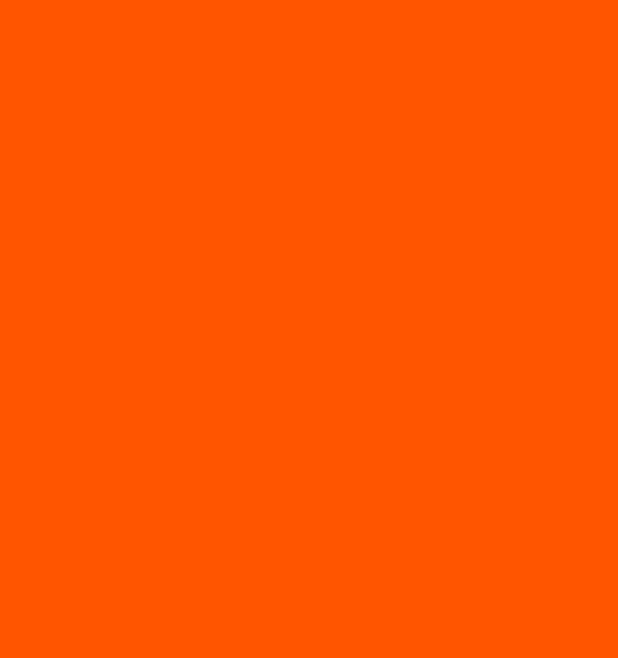
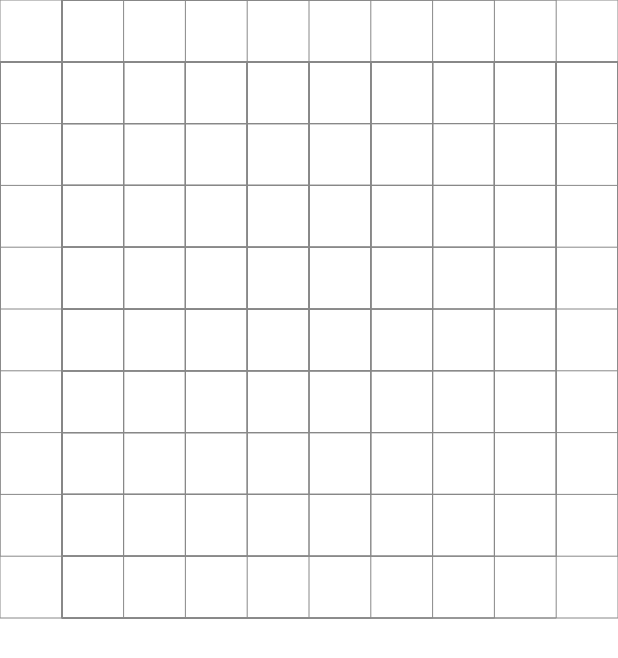
Before and after one commit to therealbluepandabear/Canvas, an Android app: the screen it shows after launch (MainActivity), on a phone screen of 412 x 824 dp. Before the commit the part shown is empty. Shown: the top 658 px of the screen. Run offline under Robolectric (Android 15) with nearby library versions, the phone set to English and light mode, and no system bars.

Commit message:
The user can now draw on the canvas as they would in a standard pixel art editor canvas.

```diff
--- a/app/src/main/java/com/realtomjoney/canvas/MyCanvasView.kt
+++ b/app/src/main/java/com/realtomjoney/canvas/MyCanvasView.kt
@@ -1,16 +1,20 @@
 package com.realtomjoney.canvas
 
 import android.content.Context
-import android.graphics.Bitmap
-import android.graphics.Canvas
+import android.graphics.*
+import android.util.Log
+import android.view.MotionEvent
 import android.view.View
-import androidx.core.content.res.ResourcesCompat
+import android.widget.Toast
+import androidx.constraintlayout.widget.ConstraintSet
 
 class MyCanvasView(context: Context) : View(context) {
     private lateinit var extraCanvas: Canvas
     private lateinit var extraBitmap: Bitmap
 
-    private val backgroundColor = ResourcesCompat.getColor(resources, R.color.colorBackground, null)
+    private val spanCount = 10.0
+
+    private val rectangles = mutableListOf<RectF>()
 
     override fun onSizeChanged(w: Int, h: Int, oldw: Int, oldh: Int) {
         super.onSizeChanged(w, h, oldw, oldh)
@@ -20,7 +24,74 @@ class MyCanvasView(context: Context) : View(context) {
         extraBitmap = Bitmap.createBitmap(width, height, Bitmap.Config.ARGB_8888)
         extraCanvas = Canvas(extraBitmap)
 
-        extraCanvas.drawColor(backgroundColor)
+        val scale = (w / spanCount)
+
+        for (i in 0 until spanCount.toInt()) {
+            for (i_2 in 0 until spanCount.toInt()) {
+                val left = (i * scale).toFloat()
+                val top = (i_2 * scale).toFloat()
+                val rect = RectF(
+                    left,
+                    top,
+                    left + scale.toFloat(),
+                    top + scale.toFloat()
+                )
+                Log.d("MY_LOG", "LEFT: ${((i * scale).toFloat())} TOP: ${((i_2 * scale).toFloat())} ")
+
+                rectangles.add(rect)
+                extraCanvas.drawRect(
+                    rect,
+                    Paint().apply {
+                        style = Paint.Style.FILL
+                        color = Color.WHITE
+                    })
+            }
+        }
+
+        for (i in 0..spanCount.toInt()) {
+            for (i_2 in 0..spanCount.toInt()) {
+                extraCanvas.drawRect(
+                    (i * scale).toFloat(),
+                    (i_2 * scale).toFloat(),
+                    scale.toFloat(),
+                    scale.toFloat(),
+                    Paint().apply {
+                        color = Color.GRAY
+                        style = Paint.Style.STROKE
+                    })
+            }
+        }
+
+    }
+
+    fun validate(x: Float, y: Float) {
+        for (rect in rectangles) {
+            if (rect.contains(x, y)) {
+                extraCanvas.drawRect(
+                    rect,
+                    Paint().apply {
+                        style = Paint.Style.FILL
+                        color = Color.BLACK
+                    })
+                invalidate()
+            }
+        }
+    }
+
+    override fun dispatchTouchEvent(event: MotionEvent): Boolean {
+        val x = event.rawX
+        val y = event.rawY
+
+        when (event.actionMasked) {
+            MotionEvent.ACTION_MOVE -> {
+                validate(x, y)
+            }
+            MotionEvent.ACTION_DOWN -> {
+                validate(x, y)
+            }
+        }
+
+        return true
     }
 
     override fun onDraw(canvas: Canvas) {
```
